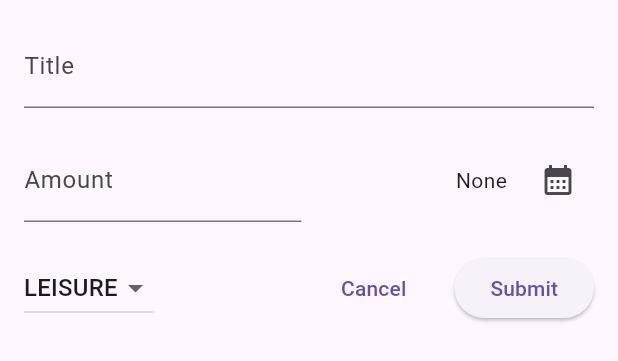
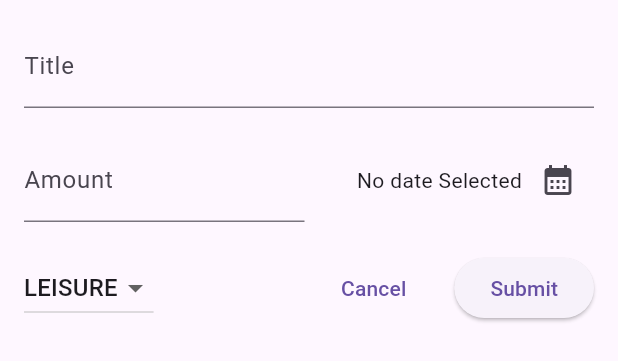
Before and after one commit to yashraj9922/expense_tracker_app, a Flutter app: the NewExpense widget shown alone on an empty page, opened directly with empty values, on a phone screen of 412 x 824 dp. Shown: the top 361 px of the screen. Run offline on Flutter 3.47's test engine with Material 2 defaults, Android fonts, the phone set to English and light mode, and no system bars.

```diff
--- a/lib/Widgets/new_expense.dart
+++ b/lib/Widgets/new_expense.dart
@@ -113,7 +113,7 @@ class _NewExpenseState extends State<NewExpense> {
                   ),
                 ),
               ),
-              const SizedBox(width: 10),
+              const SizedBox(width: 6),
               Expanded(
                 child: Row(
                   mainAxisAlignment: MainAxisAlignment.end,
@@ -121,11 +121,11 @@ class _NewExpenseState extends State<NewExpense> {
                   children: [
                     Text(
                       _selectedDate == null
-                          ? "None"
+                          ? "No date Selected"
                           : formatter.format(
                               _selectedDate!), // ! added to force dart to assume that it wont be null
                     ),
-                    const SizedBox(width: 10),
+                    // const SizedBox(width: 10),
                     IconButton(
                       onPressed: _presentDatePicker,
                       icon: const Icon(Icons.calendar_month),
```
Also changed, not shown: lib/Widgets/expenses.dart (+42 -17 lines).
